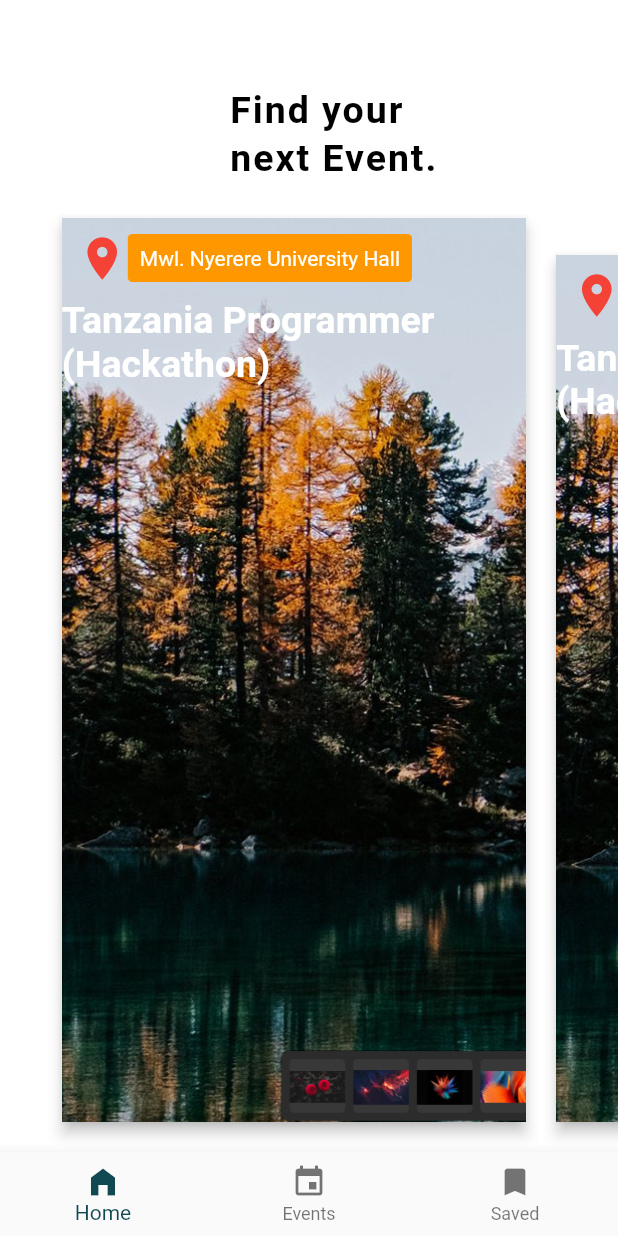
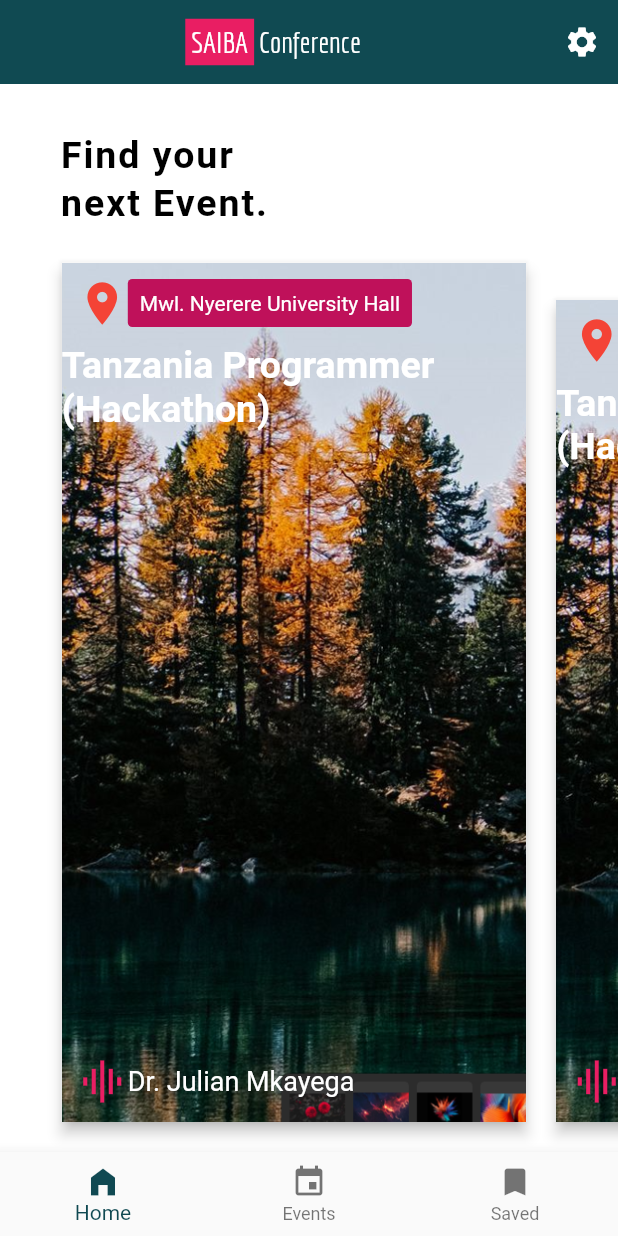
Before and after one commit to Josiahmpokera/SAIBA_Conference-Application, a Flutter app: the screen it shows after launch, on a phone screen of 412 x 824 dp. Run offline on Flutter 3.47's test engine with Material 2 defaults, Android fonts, the phone set to English and light mode, and no system bars.

Commit message:
Stabe UI Screen

```diff
--- a/lib/home/MainSaveScreen.dart
+++ b/lib/home/MainSaveScreen.dart
@@ -14,13 +14,15 @@ class _MainSaveScreenState extends State<MainSaveScreen> {
   Widget build(BuildContext context) {
     return Column(
       mainAxisAlignment: MainAxisAlignment.start,
-      children: [
+      crossAxisAlignment: CrossAxisAlignment.start,
+      children: const [
         Padding(
           padding: EdgeInsets.only(
-            top: MediaQuery.of(context).padding.top + kToolbarHeight,
+            //top: MediaQuery.of(context).padding.top + kToolbarHeight,
+            top: 30,
             left: 40
           ),
-          child: const Text("Find your \nnext Event. ",
+          child:  Text("Find your \nnext Event. ",
             style: TextStyle(color: Colors.black,
                 fontWeight: FontWeight.bold,
                 letterSpacing: 1.3,
@@ -28,7 +30,7 @@ class _MainSaveScreenState extends State<MainSaveScreen> {
                 fontSize: 25),
           ),
         ),
-        const Expanded(
+         Expanded(
             child: PageViewWidget()
         ),
       ],
@@ -115,26 +117,37 @@ class _PageViewWidgetState extends State<PageViewWidget> {
                         child: Column(
                           children: [
                             Container(
-                              margin: EdgeInsets.all(10),
+                              margin: const EdgeInsets.all(10),
                               child: Row(
                                 children: [
-                                  Icon(Icons.location_on, color: Colors.red, size: 34,),
+                                 const Icon(Icons.location_on, color: Colors.red, size: 34,),
                                   Container(
                                     decoration: BoxDecoration(
                                       borderRadius: BorderRadius.circular(3),
-                                      color: Colors.orange
+                                      color: const Color(0xF1BE0652)
                                     ),
                                     child: const Padding(
-                                      padding: const EdgeInsets.all(8.0),
+                                      padding:  EdgeInsets.all(8.0),
                                       child: Text("Mwl. Nyerere University Hall", style: TextStyle(color: Colors.white),),
                                     ),
                                   ),
                                 ],
                               ),
                             ),
-                            Expanded(
+                            const Expanded(
                               child: Text("Tanzania Programmer (Hackathon)", style: TextStyle(color: Colors.white, fontSize: 25, fontWeight: FontWeight.bold),),
-                            )
+                            ),
+                            Container(
+                              margin: const EdgeInsets.all(10),
+                              child: Row(
+                                children: [
+                                  Icon(Icons.multitrack_audio_sharp, color: Colors.pink,size: 34,),
+                                 Expanded(child:  Text("Dr. Julian Mkayega", style: TextStyle(color: Colors.white, fontSize: 18),
+                                 ),
+                                  ),
+                                ],
+                              ),
+                            ),
                           ],
                         ),
                    ),
--- a/lib/home/homeScreen.dart
+++ b/lib/home/homeScreen.dart
@@ -49,13 +49,33 @@ class _HomeScreenState extends State<HomeScreen> {
   Widget build(BuildContext context) {
     return Scaffold(
       backgroundColor: Colors.white,
-     /*appBar: AppBar(
+     appBar: AppBar(
        elevation: 0,
        backgroundColor: const Color(0xF1023F48),
        centerTitle: true,
-       title: const Text("SAIBA Conference", style: TextStyle(fontFamily: 'Economica'),),
+       title:  Row(
+         mainAxisAlignment: MainAxisAlignment.center,
+         children: [
+           Container(
+             color: Colors.pink,
+             child: Padding(
+               padding: const EdgeInsets.all(4.0),
+               child: Text("SAIBA", style: TextStyle(fontFamily: 'Economica'),
+           ),
+             ),
+           ),
+           SizedBox(width: 3,),
+           Container(
+             child: Text("Conference", style: TextStyle(fontFamily: 'Economica'),),
+           ),
+         ],
+       ),
+       actions: [
+         IconButton(onPressed: (){},
+             icon: const Icon(Icons.settings, color: Colors.white,))
+       ],
      ),
-     */
+
 
      bottomNavigationBar: BottomNavigationBar(
        items: _bottomItems,
```
